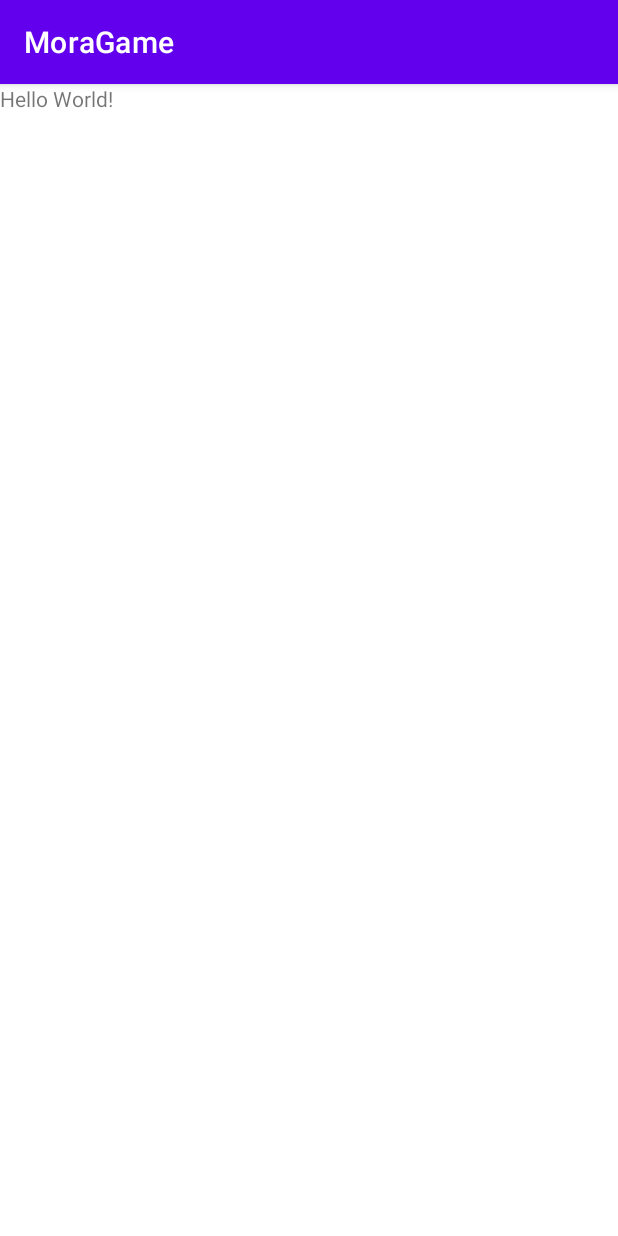
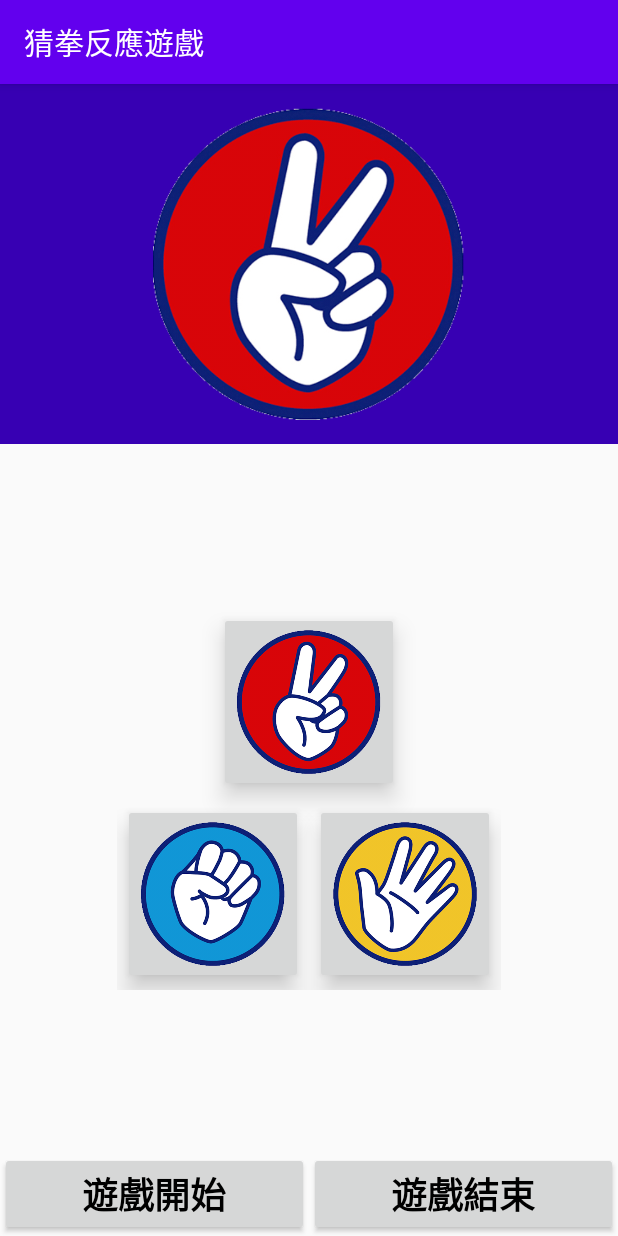
Before and after one commit to weilawhite/MoraGame, an Android app: the screen it shows after launch (MainActivity), on a phone screen of 412 x 824 dp. Run offline under Robolectric (Android 15) with nearby library versions, the phone set to English and light mode, and no system bars.

Commit message:
按開始 電腦會出拳 大概

```diff
--- a/app/src/main/AndroidManifest.xml
+++ b/app/src/main/AndroidManifest.xml
@@ -8,7 +8,7 @@
         android:label="@string/app_name"
         android:roundIcon="@mipmap/ic_launcher_round"
         android:supportsRtl="true"
-        android:theme="@style/Theme.MoraGame">
+        android:theme="@style/AppTheme">
         <activity android:name=".MainActivity">
             <intent-filter>
                 <action android:name="android.intent.action.MAIN" />
--- a/app/src/main/java/com/example/moragame/MainActivity.java
+++ b/app/src/main/java/com/example/moragame/MainActivity.java
@@ -3,12 +3,74 @@ package com.example.moragame;
 import androidx.appcompat.app.AppCompatActivity;
 
 import android.os.Bundle;
+import android.util.Log;
+import android.view.View;
+import android.widget.Button;
+import android.widget.ImageButton;
+import android.widget.ImageView;
 
-public class MainActivity extends AppCompatActivity {
+import com.example.moragame.game.Computer;
+import com.example.moragame.game.Mora;
+import com.example.moragame.game.Player;
+
+public class MainActivity extends AppCompatActivity implements View.OnClickListener {
+    private Button startBtn, quitBtn;
+    private ImageButton scissorBtn, paperBtn, rockBtn;
+    private ImageView comImg;
+    private final String TAG = "MainActivity";
 
     @Override
     protected void onCreate(Bundle savedInstanceState) {
         super.onCreate(savedInstanceState);
         setContentView(R.layout.activity_main);
+        findView();
+        //init();
+
+    }
+
+    private void init() {
+        Player player = new Player();
+        Computer computer = new Computer();
+        computer.AI();
+        comImg.setImageResource(Mora.getMoraResId(computer.getMora()));
+
+    }
+
+    private void findView() {
+        startBtn = findViewById(R.id.start_btn);
+        quitBtn = findViewById(R.id.quit_btn);
+        scissorBtn = findViewById(R.id.scissors_ibn);
+        paperBtn = findViewById(R.id.paper_ibn);
+        rockBtn = findViewById(R.id.rock_ibn);
+        comImg = findViewById(R.id.computer_img);
+
+        startBtn.setOnClickListener(this);
+        quitBtn.setOnClickListener(this);
+        scissorBtn.setOnClickListener(this);
+        paperBtn.setOnClickListener(this);
+        rockBtn.setOnClickListener(this);
+    }
+
+    @Override
+    public void onClick(View v) {
+        switch (v.getId()) {
+            case R.id.paper_ibn:
+                Log.d(TAG, getResources().getString(R.string.paper));
+                break;
+            case R.id.scissors_ibn:
+                Log.d(TAG, getResources().getString(R.string.scissors));
+                break;
+            case R.id.rock_ibn:
+                Log.d(TAG, getResources().getString(R.string.rock));
+                break;
+            case R.id.start_btn:
+                Log.d(TAG, getResources().getString(R.string.start));
+                init();
+                break;
+            case R.id.quit_btn:
+                Log.d(TAG, getResources().getString(R.string.quit));
+                break;
+        }
+
     }
 }
--- a/app/src/main/res/layout/activity_main.xml
+++ b/app/src/main/res/layout/activity_main.xml
@@ -6,9 +6,96 @@
     android:layout_height="match_parent"
     tools:context=".MainActivity">
 
-    <TextView
-        android:layout_width="wrap_content"
+    <LinearLayout
+        android:id="@+id/title_layout"
+        android:layout_width="match_parent"
+        android:layout_height="240dp"
+        android:background="@color/colorPrimaryDark">
+
+        <ImageView
+            android:id="@+id/computer_img"
+            android:layout_width="match_parent"
+            android:layout_height="wrap_content"
+            android:layout_gravity="center_horizontal"
+            android:background="@android:color/transparent"
+            android:padding="@dimen/activity_vertical_margin"
+            android:src="@drawable/scissors" />
+    </LinearLayout>
+
+
+    <LinearLayout
+        android:id="@+id/bottom_layout"
+        android:layout_width="match_parent"
         android:layout_height="wrap_content"
-        android:text="Hello World!" />
+        android:layout_alignParentBottom="true"
+        android:orientation="horizontal">
 
+        <Button
+            android:id="@+id/start_btn"
+            style="@style/ButtonStyle_1"
+            android:layout_width="wrap_content"
+            android:layout_height="wrap_content"
+            android:layout_weight="1"
+            android:text="@string/start" />
+
+        <Button
+            android:id="@+id/quit_btn"
+            style="@style/ButtonStyle_1"
+            android:layout_width="wrap_content"
+            android:layout_height="wrap_content"
+            android:layout_weight="1"
+            android:text="@string/quit" />
+    </LinearLayout>
+
+
+    <LinearLayout
+        android:layout_width="match_parent"
+        android:layout_height="wrap_content"
+        android:layout_above="@+id/bottom_layout"
+        android:layout_below="@+id/title_layout"
+        android:gravity="center">
+
+        <GridLayout
+            android:id="@+id/grid_layout"
+            android:layout_width="wrap_content"
+            android:layout_height="wrap_content"
+            android:columnCount="2"
+            android:rowCount="2"
+            android:useDefaultMargins="true">
+
+            <ImageButton
+                android:id="@+id/scissors_ibn"
+                android:layout_width="120dp"
+                android:layout_height="120dp"
+                android:layout_row="0"
+                android:layout_column="0"
+                android:layout_columnSpan="2"
+                android:layout_gravity="center"
+                android:elevation="10dp"
+                android:scaleType="fitCenter"
+                android:src="@drawable/scissors" />
+
+            <ImageButton
+                android:id="@+id/rock_ibn"
+                android:layout_width="120dp"
+                android:layout_height="120dp"
+                android:layout_row="1"
+                android:layout_column="0"
+                android:elevation="10dp"
+                android:padding="12dp"
+                android:scaleType="fitCenter"
+                android:src="@drawable/rock" />
+
+            <ImageButton
+                android:id="@+id/paper_ibn"
+                android:layout_width="120dp"
+                android:layout_height="120dp"
+                android:layout_row="1"
+                android:layout_column="1"
+                android:elevation="10dp"
+                android:scaleType="centerInside"
+                android:src="@drawable/paper" />
+        </GridLayout>
+
+    </LinearLayout>
 </RelativeLayout>
--- a/app/src/main/res/values-night/themes.xml
+++ /dev/null
@@ -1,16 +0,0 @@
-<resources xmlns:tools="http://schemas.android.com/tools">
-    <!-- Base application theme. -->
-    <style name="Theme.MoraGame" parent="Theme.MaterialComponents.DayNight.DarkActionBar">
-        <!-- Primary brand color. -->
-        <item name="colorPrimary">@color/purple_200</item>
-        <item name="colorPrimaryVariant">@color/purple_700</item>
-        <item name="colorOnPrimary">@color/black</item>
-        <!-- Secondary brand color. -->
-        <item name="colorSecondary">@color/teal_200</item>
-        <item name="colorSecondaryVariant">@color/teal_200</item>
-        <item name="colorOnSecondary">@color/black</item>
-        <!-- Status bar color. -->
-        <item name="android:statusBarColor" tools:targetApi="l">?attr/colorPrimaryVariant</item>
-        <!-- Customize your theme here. -->
-    </style>
-</resources>
--- a/app/src/main/res/values/colors.xml
+++ b/app/src/main/res/values/colors.xml
@@ -1,10 +1,9 @@
 <?xml version="1.0" encoding="utf-8"?>
 <resources>
-    <color name="purple_200">#FFBB86FC</color>
-    <color name="purple_500">#FF6200EE</color>
-    <color name="purple_700">#FF3700B3</color>
-    <color name="teal_200">#FF03DAC5</color>
-    <color name="teal_700">#FF018786</color>
-    <color name="black">#FF000000</color>
-    <color name="white">#FFFFFFFF</color>
+    <color name="colorPrimary">#6200EE</color>
+    <color name="colorPrimaryDark">#3700B3</color>
+    <color name="colorAccent">#03DAC5</color>
+    <color name="colorRed">#FF0000</color>
+    <color name="colorDarkRed">#8b0000</color>
+    <color name="lightsalmon">#ffa07a</color>
 </resources>
--- a/app/src/main/res/values/strings.xml
+++ b/app/src/main/res/values/strings.xml
@@ -1,3 +1,18 @@
 <resources>
-    <string name="app_name">MoraGame</string>
+    <string name="app_name">猜拳反應遊戲</string>
+    <string name="start">遊戲開始</string>
+    <string name="quit">遊戲結束</string>
+    <string name="round">ROUND 1</string>
+    <string name="state">88連擊!</string>
+    <string name="paper">布</string>
+    <string name="scissors">剪刀</string>
+    <string name="rock">石頭</string>
+    <string name="think">思考中......</string>
+    <string name="time">00:00</string>
+    <string name="hit">連擊!</string>
+    <string name="hit_combo">HIT COMBO:</string>
+    <string name="result">此次成績</string>
+    <string name="ok">確定</string>
+    <string name="exit">是否離開?</string>
+    <string name="cancel">取消</string>
 </resources>
--- /dev/null
+++ b/app/src/main/res/values/styles.xml
@@ -0,0 +1,17 @@
+<resources>
+    <!-- Base application theme. -->
+    <style name="AppTheme" parent="Theme.AppCompat.Light.DarkActionBar">
+        <!-- Customize your theme here. -->
+        <item name="colorPrimary">@color/colorPrimary</item>
+        <item name="colorPrimaryDark">@color/colorPrimaryDark</item>
+        <item name="colorAccent">@color/colorAccent</item>
+    </style>
+
+
+    <style name="ButtonStyle_1">
+        <item name="android:textSize">@dimen/large_font_size</item>
+        <item name="android:textStyle">bold</item>
+        <item name="android:textColor">#000000</item>
+    </style>
+
+</resources>
--- a/app/src/main/res/values/themes.xml
+++ /dev/null
@@ -1,16 +0,0 @@
-<resources xmlns:tools="http://schemas.android.com/tools">
-    <!-- Base application theme. -->
-    <style name="Theme.MoraGame" parent="Theme.MaterialComponents.DayNight.DarkActionBar">
-        <!-- Primary brand color. -->
-        <item name="colorPrimary">@color/purple_500</item>
-        <item name="colorPrimaryVariant">@color/purple_700</item>
-        <item name="colorOnPrimary">@color/white</item>
-        <!-- Secondary brand color. -->
-        <item name="colorSecondary">@color/teal_200</item>
-        <item name="colorSecondaryVariant">@color/teal_700</item>
-        <item name="colorOnSecondary">@color/black</item>
-        <!-- Status bar color. -->
-        <item name="android:statusBarColor" tools:targetApi="l">?attr/colorPrimaryVariant</item>
-        <!-- Customize your theme here. -->
-    </style>
-</resources>
```
Also changed, not shown: app/src/main/java/com/example/moragame/game/Computer.java (added, +23 -0 lines), app/src/main/java/com/example/moragame/game/Mora.java (added, +13 -0 lines), app/src/main/java/com/example/moragame/game/Player.java (added, +45 -0 lines), app/src/main/res/values/dimens.xml (added, +12 -0 lines), app/src/main/res/drawable/paper.png (added), app/src/main/res/drawable/rock.png (added), app/src/main/res/drawable/scissors.png (added), 2 other files.
